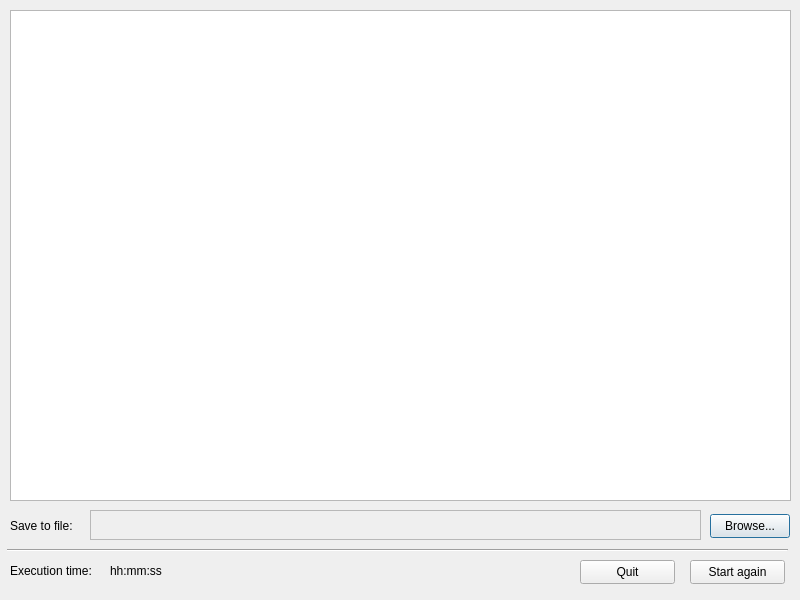
Qt form coquery/gui/results.ui (gkunter/coquery) before a commit.
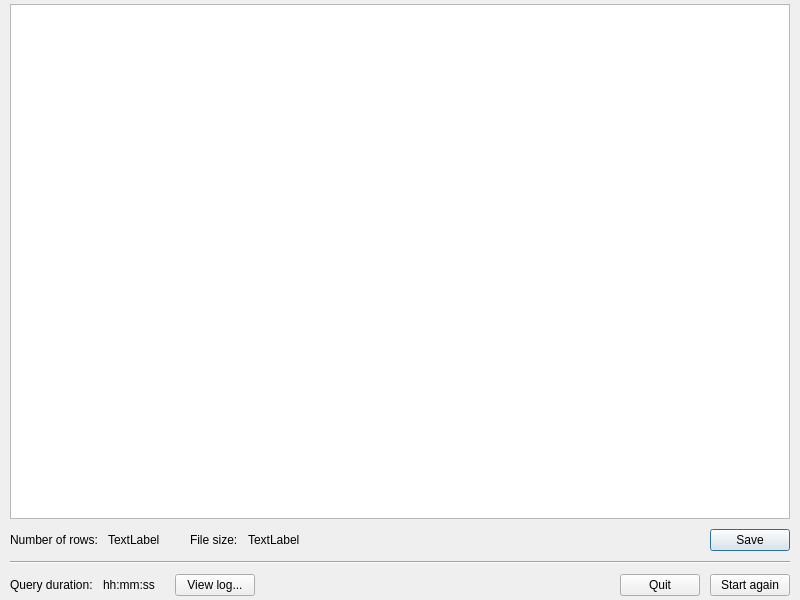
The same form after that commit. Icons and pictures are not drawn.

Diff of the .ui file:
```diff
--- a/coquery/gui/results.ui
+++ b/coquery/gui/results.ui
@@ -13,15 +13,24 @@
   <property name="windowTitle">
    <string>Dialog</string>
   </property>
+  <layout class="QVBoxLayout" name="verticalLayout">
+   <property name="spacing">
+    <number>10</number>
+   </property>
+   <property name="leftMargin">
+    <number>10</number>
+   </property>
+   <property name="topMargin">
+    <number>4</number>
+   </property>
+   <property name="rightMargin">
+    <number>10</number>
+   </property>
+   <property name="bottomMargin">
+    <number>4</number>
+   </property>
+   <item>
   <widget class="QTableView" name="data_preview">
-   <property name="geometry">
-    <rect>
-     <x>10</x>
-     <y>10</y>
-     <width>781</width>
-     <height>491</height>
-    </rect>
-   </property>
    <property name="locale">
     <locale language="English" country="UnitedStates"/>
    </property>
@@ -37,114 +46,215 @@
    <property name="textElideMode">
     <enum>Qt::ElideMiddle</enum>
    </property>
-  </widget>
-  <widget class="QLabel" name="label_12">
-   <property name="geometry">
-    <rect>
-     <x>10</x>
-     <y>518</y>
-     <width>68</width>
-     <height>16</height>
-    </rect>
-   </property>
+     <property name="sortingEnabled">
+      <bool>true</bool>
+     </property>
+    </widget>
+   </item>
+   <item>
+    <layout class="QHBoxLayout" name="horizontalLayout_5">
+     <item>
+      <layout class="QHBoxLayout" name="horizontalLayout_3">
+       <property name="leftMargin">
+        <number>0</number>
+       </property>
+       <property name="rightMargin">
+        <number>10</number>
+       </property>
+       <item>
+        <widget class="QLabel" name="label_2">
    <property name="text">
-    <string>Save to file: </string>
-   </property>
-  </widget>
+          <string>Number of rows:</string>
+         </property>
+        </widget>
+       </item>
+       <item>
+        <widget class="QLabel" name="row_numbers">
+         <property name="text">
+          <string>TextLabel</string>
+         </property>
+         <property name="textInteractionFlags">
+          <set>Qt::LinksAccessibleByMouse|Qt::TextSelectableByKeyboard|Qt::TextSelectableByMouse</set>
+         </property>
+        </widget>
+       </item>
+      </layout>
+     </item>
+     <item>
+      <layout class="QHBoxLayout" name="horizontalLayout_4">
+       <property name="leftMargin">
+        <number>10</number>
+       </property>
+       <property name="rightMargin">
+        <number>10</number>
+       </property>
+       <item>
+        <widget class="QLabel" name="label_3">
+         <property name="text">
+          <string>File size:</string>
+         </property>
+        </widget>
+       </item>
+       <item>
+        <widget class="QLabel" name="file_size">
+         <property name="text">
+          <string>TextLabel</string>
+         </property>
+         <property name="textInteractionFlags">
+          <set>Qt::LinksAccessibleByMouse|Qt::TextSelectableByKeyboard|Qt::TextSelectableByMouse</set>
+         </property>
+        </widget>
+       </item>
+      </layout>
+     </item>
+     <item>
+      <spacer name="horizontalSpacer_2">
+       <property name="orientation">
+        <enum>Qt::Horizontal</enum>
+       </property>
+       <property name="sizeHint" stdset="0">
+        <size>
+         <width>40</width>
+         <height>20</height>
+        </size>
+       </property>
+      </spacer>
+     </item>
+     <item>
   <widget class="QPushButton" name="button_browse">
-   <property name="geometry">
-    <rect>
-     <x>710</x>
-     <y>514</y>
-     <width>80</width>
-     <height>24</height>
-    </rect>
+       <property name="sizePolicy">
+        <sizepolicy hsizetype="Minimum" vsizetype="Minimum">
+         <horstretch>0</horstretch>
+         <verstretch>0</verstretch>
+        </sizepolicy>
    </property>
    <property name="text">
-    <string>Browse...</string>
-   </property>
-  </widget>
-  <widget class="QPlainTextEdit" name="file_name">
-   <property name="enabled">
-    <bool>false</bool>
-   </property>
-   <property name="geometry">
-    <rect>
-     <x>90</x>
-     <y>510</y>
-     <width>611</width>
-     <height>30</height>
-    </rect>
-   </property>
-   <property name="readOnly">
-    <bool>true</bool>
-   </property>
-  </widget>
+        <string>Save</string>
+       </property>
+       <property name="icon">
+        <iconset theme="document-save">
+         <normaloff/>
+        </iconset>
+       </property>
+      </widget>
+     </item>
+    </layout>
+   </item>
+   <item>
   <widget class="Line" name="line">
-   <property name="geometry">
-    <rect>
-     <x>7</x>
-     <y>540</y>
-     <width>781</width>
+     <property name="orientation">
+      <enum>Qt::Horizontal</enum>
+     </property>
+    </widget>
+   </item>
+   <item>
+    <layout class="QHBoxLayout" name="horizontalLayout">
+     <property name="spacing">
+      <number>10</number>
+     </property>
+     <property name="margin">
+      <number>0</number>
+     </property>
+     <item>
+      <layout class="QHBoxLayout" name="horizontalLayout_2">
+       <property name="rightMargin">
+        <number>10</number>
+       </property>
+       <item>
+        <widget class="QLabel" name="label">
+         <property name="sizePolicy">
+          <sizepolicy hsizetype="Minimum" vsizetype="Minimum">
+           <horstretch>0</horstretch>
+           <verstretch>0</verstretch>
+          </sizepolicy>
+         </property>
+         <property name="text">
+          <string>Query duration:</string>
+         </property>
+        </widget>
+       </item>
+       <item>
+        <widget class="QLabel" name="label_time">
+         <property name="sizePolicy">
+          <sizepolicy hsizetype="Minimum" vsizetype="Minimum">
+           <horstretch>0</horstretch>
+           <verstretch>0</verstretch>
+          </sizepolicy>
+         </property>
+         <property name="text">
+          <string>hh:mm:ss</string>
+         </property>
+         <property name="textInteractionFlags">
+          <set>Qt::LinksAccessibleByMouse|Qt::TextSelectableByKeyboard|Qt::TextSelectableByMouse</set>
+         </property>
+        </widget>
+       </item>
+      </layout>
+     </item>
+     <item>
+      <widget class="QPushButton" name="button_logfile">
+       <property name="text">
+        <string>View log...</string>
+       </property>
+       <property name="icon">
+        <iconset theme="dialog-information">
+         <normaloff/>
+        </iconset>
+       </property>
+      </widget>
+     </item>
+     <item>
+      <spacer name="horizontalSpacer">
+       <property name="orientation">
+        <enum>Qt::Horizontal</enum>
+       </property>
+       <property name="sizeHint" stdset="0">
+        <size>
+         <width>40</width>
      <height>20</height>
-    </rect>
-   </property>
-   <property name="orientation">
-    <enum>Qt::Horizontal</enum>
-   </property>
-  </widget>
+        </size>
+       </property>
+      </spacer>
+     </item>
+     <item>
   <widget class="QPushButton" name="button_quit">
-   <property name="geometry">
-    <rect>
-     <x>580</x>
-     <y>560</y>
-     <width>95</width>
-     <height>24</height>
-    </rect>
+       <property name="sizePolicy">
+        <sizepolicy hsizetype="Minimum" vsizetype="Minimum">
+         <horstretch>0</horstretch>
+         <verstretch>0</verstretch>
+        </sizepolicy>
    </property>
    <property name="text">
     <string>Quit</string>
    </property>
-  </widget>
+       <property name="icon">
+        <iconset theme="application-exit">
+         <normaloff/>
+        </iconset>
+       </property>
+      </widget>
+     </item>
+     <item>
   <widget class="QPushButton" name="button_restart">
-   <property name="geometry">
-    <rect>
-     <x>690</x>
-     <y>560</y>
-     <width>95</width>
-     <height>24</height>
-    </rect>
+       <property name="sizePolicy">
+        <sizepolicy hsizetype="Minimum" vsizetype="Minimum">
+         <horstretch>0</horstretch>
+         <verstretch>0</verstretch>
+        </sizepolicy>
    </property>
    <property name="text">
     <string>Start again</string>
    </property>
-  </widget>
-  <widget class="QLabel" name="label">
-   <property name="geometry">
-    <rect>
-     <x>10</x>
-     <y>563</y>
-     <width>101</width>
-     <height>16</height>
-    </rect>
-   </property>
-   <property name="text">
-    <string>Execution time:</string>
-   </property>
-  </widget>
-  <widget class="QLabel" name="label_time">
-   <property name="geometry">
-    <rect>
-     <x>110</x>
-     <y>563</y>
-     <width>71</width>
-     <height>16</height>
-    </rect>
-   </property>
-   <property name="text">
-    <string>hh:mm:ss</string>
-   </property>
-  </widget>
+       <property name="icon">
+        <iconset theme="document-revert">
+         <normaloff/>
+        </iconset>
+       </property>
+      </widget>
+     </item>
+    </layout>
+   </item>
+  </layout>
  </widget>
  <resources/>
  <connections/>
```
Left out of the diff: 7 changed lines with no effect on the pictures. Lines whose indentation alone changed are shown as unchanged.
